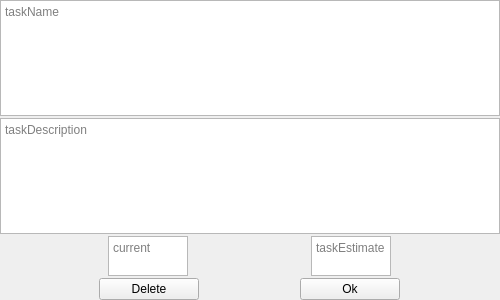
Before: the Qt Designer form PomoPeak/taskQT.ui in TheVipek/PomoPeak, drawn with Qt 5.
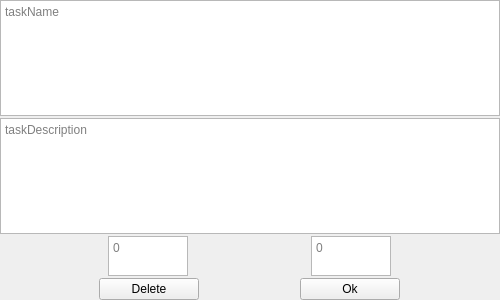
After: the same form once the commit is applied.

Commit message: added task input filter

Patch:
```diff
--- a/PomoPeak/taskQT.ui
+++ b/PomoPeak/taskQT.ui
@@ -96,7 +96,7 @@
         </size>
        </property>
        <property name="placeholderText">
-        <string>current</string>
+        <string>0</string>
        </property>
       </widget>
      </item>
@@ -109,7 +109,7 @@
         </size>
        </property>
        <property name="placeholderText">
-        <string>taskEstimate</string>
+        <string>0</string>
        </property>
       </widget>
      </item>
```
The commit also changes 4 other files.
